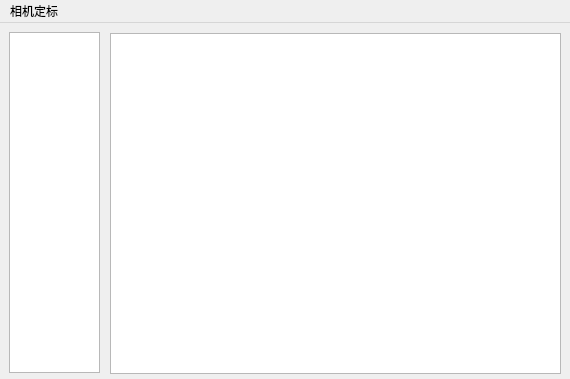
The window that SampleData.ui (WHULS/ImageFactory) describes before a commit, drawn with Qt 5.
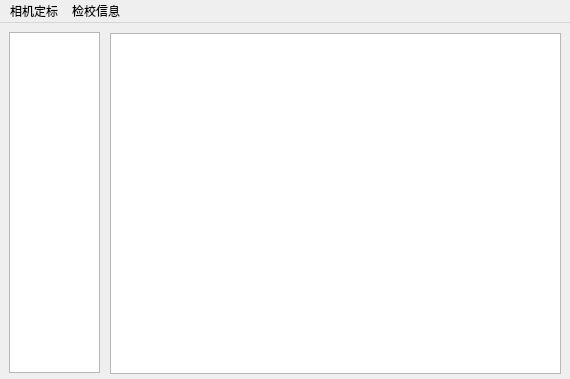
The same window after the commit. Icons and pictures are not drawn.

```diff
--- a/SampleData.ui
+++ b/SampleData.ui
@@ -66,7 +66,15 @@
     <addaction name="open_image"/>
     <addaction name="read_control_point"/>
    </widget>
+   <widget class="QMenu" name="menu_2">
+    <property name="title">
+     <string>检校信息</string>
+    </property>
+    <addaction name="open_calibration_info"/>
+    <addaction name="save_calibration_info"/>
+   </widget>
    <addaction name="menu"/>
+   <addaction name="menu_2"/>
   </widget>
   <action name="read_control_point">
    <property name="icon">
```
Left out of the diff: 18 changed lines with no effect on the pictures.
